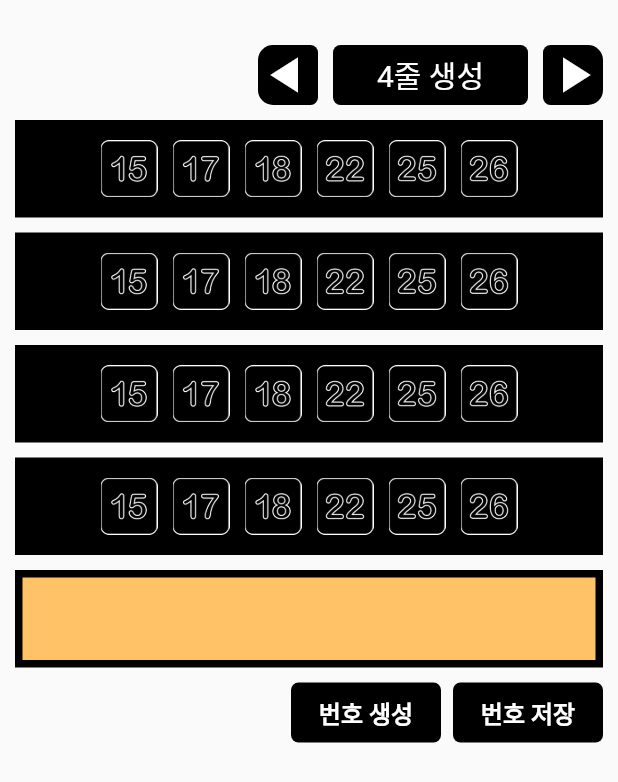
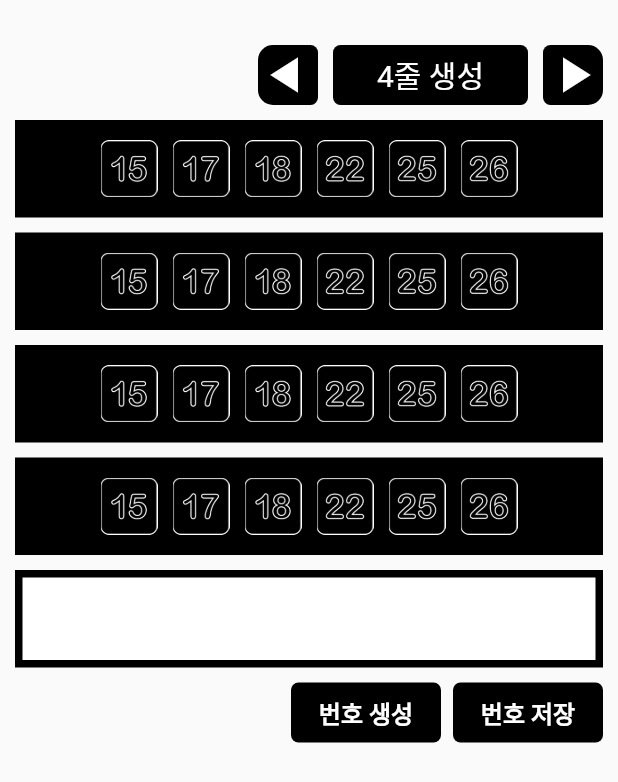
Before and after one commit to jisoo94/flutter_lotto, a Flutter app: the GeneratePage screen opened directly, after a tap on the "play arrow" icon, on a phone screen of 412 x 824 dp. Shown: the top 782 px of the screen. Run offline on Flutter 3.47's test engine with Material 2 defaults, Android fonts, the light colour scheme and no system bars; our stand-ins replace hexcolor, image_picker; missing offline and left inert: qr_code_scanner; network calls fail.

Commit message:
add white

```diff
--- a/lotto/lib/generate_page.dart
+++ b/lotto/lib/generate_page.dart
@@ -311,7 +311,7 @@ class _GeneratePageState extends State<GeneratePage> {
       return Container(
         width: w,
         height: h,
-        color: HexColor('#FFC266'),
+        color: HexColor('#FFFFFF'),
       );
     }
   }
```
